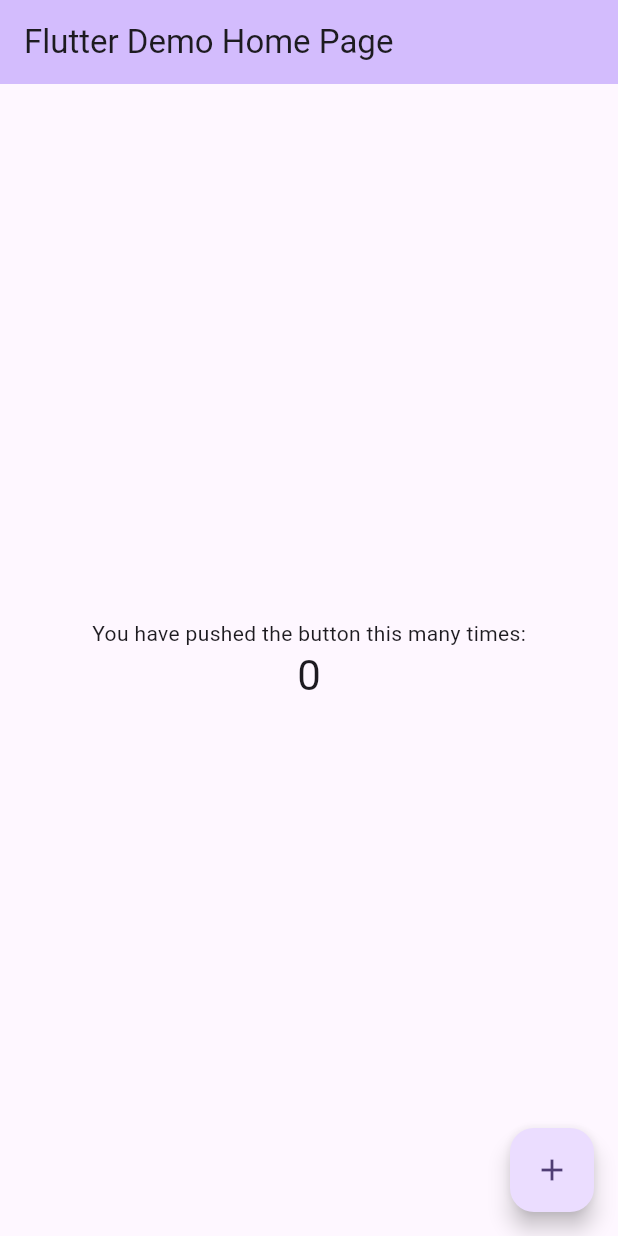
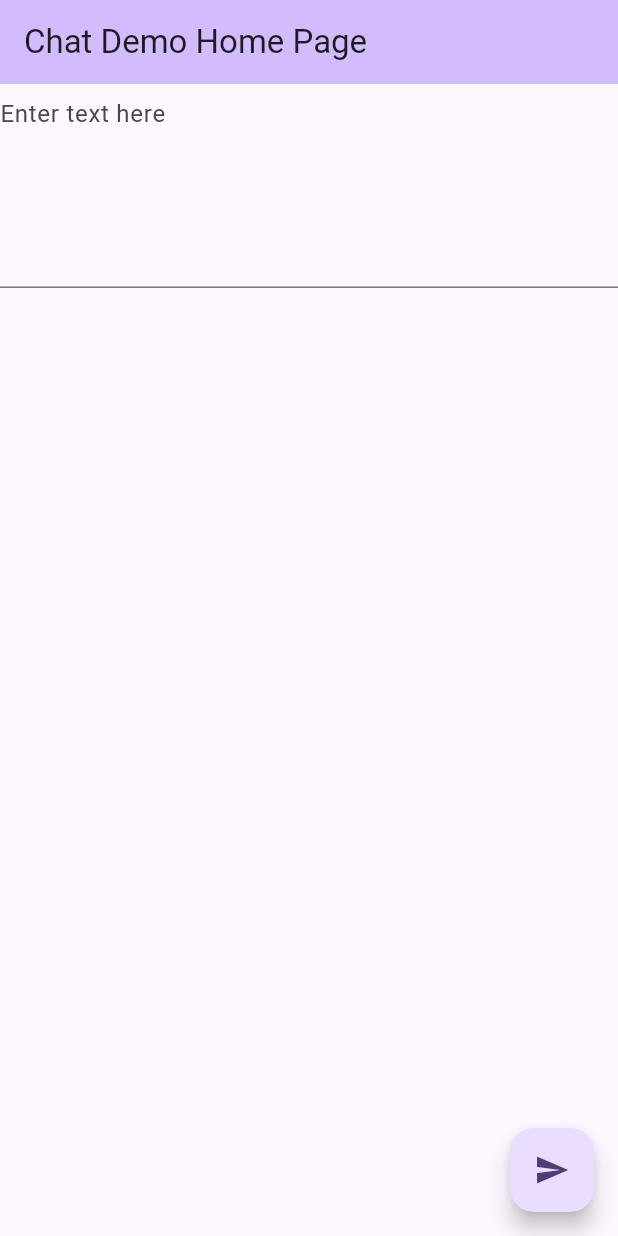
Before and after one commit to csoltenborn/web_entwicklung_BFAX422A, a Flutter app: the screen it shows after launch, on a phone screen of 412 x 824 dp. Run offline on Flutter 3.47's test engine with Material 3 defaults, Android fonts, the phone set to English and light mode, and no system bars; missing offline and left inert: openapi.

Commit message:
flutter app makes use of generated OpenAPI code

```diff
--- /dev/null
+++ b/flutter_application/lib/home_page.dart
@@ -0,0 +1,80 @@
+import 'package:flutter/material.dart';
+import 'package:openapi/api.dart';
+import 'package:provider/provider.dart';
+
+class HomePage extends StatefulWidget {
+  const HomePage({super.key, required this.title});
+
+  final String title;
+
+  @override
+  State<HomePage> createState() => _HomePageState();
+}
+
+class _HomePageState extends State<HomePage> {
+  _HomePageState();
+
+  String _userInput = "";
+  String _aiAnswer = "";
+
+  ChatApi? _api;
+
+  void _setAiAnswer(Message message) {
+    setState(() {
+      _aiAnswer = message.message ?? "<no message received>";
+    });
+  }
+
+  void _setUserInput(String input) {
+    _userInput = input;
+  }
+
+  void _askAI() async {
+    var message = Message(
+      timestamp: DateTime.now().toUtc(),
+      author: MessageAuthorEnum.user,
+      message: _userInput,
+    );
+
+    var response = await _api!.chat(message);
+
+    _setAiAnswer(response!);
+  }
+
+  @override
+  Widget build(BuildContext context) {
+    _api = Provider.of<ChatApi>(context);
+
+    return Scaffold(
+      appBar: AppBar(
+        backgroundColor: Theme.of(context).colorScheme.inversePrimary,
+        title: Text(widget.title),
+      ),
+      body: Column(
+        children: <Widget>[
+          TextField(
+            key: const Key('UserInputTextField'),
+            maxLines: 5,
+            decoration: const InputDecoration(
+              hintText: 'Enter text here',
+            ),
+            onChanged: (String value) {
+              _setUserInput(value);
+            },
+          ),
+          Expanded(
+            child: Text(
+              _aiAnswer,
+              key: const Key('AiAnswerText'),
+            ),
+          ),
+        ],
+      ),
+      floatingActionButton: FloatingActionButton(
+        tooltip: 'Ask AI',
+        onPressed: _askAI,
+        child: const Icon(Icons.send),
+      ),
+    );
+  }
+}
--- a/flutter_application/lib/main.dart
+++ b/flutter_application/lib/main.dart
@@ -1,125 +1,33 @@
 import 'package:flutter/material.dart';
+import 'package:openapi/api.dart';
+import 'package:provider/provider.dart';
+import 'home_page.dart';
+
+
 
 void main() {
-  runApp(const MyApp());
+  var apiClient = ApiClient(basePath: 'http://127.0.0.1:8080');
+  var api = ChatApi(apiClient);
+  runApp(
+    Provider<ChatApi>(
+      create: (_) => api,
+      child: const AiApp(),
+    ),
+  );
 }
 
-class MyApp extends StatelessWidget {
-  const MyApp({super.key});
+class AiApp extends StatelessWidget {
+  const AiApp({super.key});
 
-  // This widget is the root of your application.
   @override
   Widget build(BuildContext context) {
     return MaterialApp(
-      title: 'Flutter Demo',
+      title: 'Chat Demo',
       theme: ThemeData(
-        // This is the theme of your application.
-        //
-        // TRY THIS: Try running your application with "flutter run". You'll see
-        // the application has a purple toolbar. Then, without quitting the app,
-        // try changing the seedColor in the colorScheme below to Colors.green
-        // and then invoke "hot reload" (save your changes or press the "hot
-        // reload" button in a Flutter-supported IDE, or press "r" if you used
-        // the command line to start the app).
-        //
-        // Notice that the counter didn't reset back to zero; the application
-        // state is not lost during the reload. To reset the state, use hot
-        // restart instead.
-        //
-        // This works for code too, not just values: Most code changes can be
-        // tested with just a hot reload.
         colorScheme: ColorScheme.fromSeed(seedColor: Colors.deepPurple),
         useMaterial3: true,
       ),
-      home: const MyHomePage(title: 'Flutter Demo Home Page'),
+      home: const HomePage(title: 'Chat Demo Home Page'),
     );
   }
 }
-
-class MyHomePage extends StatefulWidget {
-  const MyHomePage({super.key, required this.title});
-
-  // This widget is the home page of your application. It is stateful, meaning
-  // that it has a State object (defined below) that contains fields that affect
-  // how it looks.
-
-  // This class is the configuration for the state. It holds the values (in this
-  // case the title) provided by the parent (in this case the App widget) and
-  // used by the build method of the State. Fields in a Widget subclass are
-  // always marked "final".
-
-  final String title;
-
-  @override
-  State<MyHomePage> createState() => _MyHomePageState();
-}
-
-class _MyHomePageState extends State<MyHomePage> {
-  int _counter = 0;
-
-  void _incrementCounter() {
-    setState(() {
-      // This call to setState tells the Flutter framework that something has
-      // changed in this State, which causes it to rerun the build method below
-      // so that the display can reflect the updated values. If we changed
-      // _counter without calling setState(), then the build method would not be
-      // called again, and so nothing would appear to happen.
-      _counter++;
-    });
-  }
-
-  @override
-  Widget build(BuildContext context) {
-    // This method is rerun every time setState is called, for instance as done
-    // by the _incrementCounter method above.
-    //
-    // The Flutter framework has been optimized to make rerunning build methods
-    // fast, so that you can just rebuild anything that needs updating rather
-    // than having to individually change instances of widgets.
-    return Scaffold(
-      appBar: AppBar(
-        // TRY THIS: Try changing the color here to a specific color (to
-        // Colors.amber, perhaps?) and trigger a hot reload to see the AppBar
-        // change color while the other colors stay the same.
-        backgroundColor: Theme.of(context).colorScheme.inversePrimary,
-        // Here we take the value from the MyHomePage object that was created by
-        // the App.build method, and use it to set our appbar title.
-        title: Text(widget.title),
-      ),
-      body: Center(
-        // Center is a layout widget. It takes a single child and positions it
-        // in the middle of the parent.
-        child: Column(
-          // Column is also a layout widget. It takes a list of children and
-          // arranges them vertically. By default, it sizes itself to fit its
-          // children horizontally, and tries to be as tall as its parent.
-          //
-          // Column has various properties to control how it sizes itself and
-          // how it positions its children. Here we use mainAxisAlignment to
-          // center the children vertically; the main axis here is the vertical
-          // axis because Columns are vertical (the cross axis would be
-          // horizontal).
-          //
-          // TRY THIS: Invoke "debug painting" (choose the "Toggle Debug Paint"
-          // action in the IDE, or press "p" in the console), to see the
-          // wireframe for each widget.
-          mainAxisAlignment: MainAxisAlignment.center,
-          children: <Widget>[
-            const Text(
-              'You have pushed the button this many times:',
-            ),
-            Text(
-              '$_counter',
-              style: Theme.of(context).textTheme.headlineMedium,
-            ),
-          ],
-        ),
-      ),
-      floatingActionButton: FloatingActionButton(
-        onPressed: _incrementCounter,
-        tooltip: 'Increment',
-        child: const Icon(Icons.add),
-      ), // This trailing comma makes auto-formatting nicer for build methods.
-    );
-  }
-}
```
